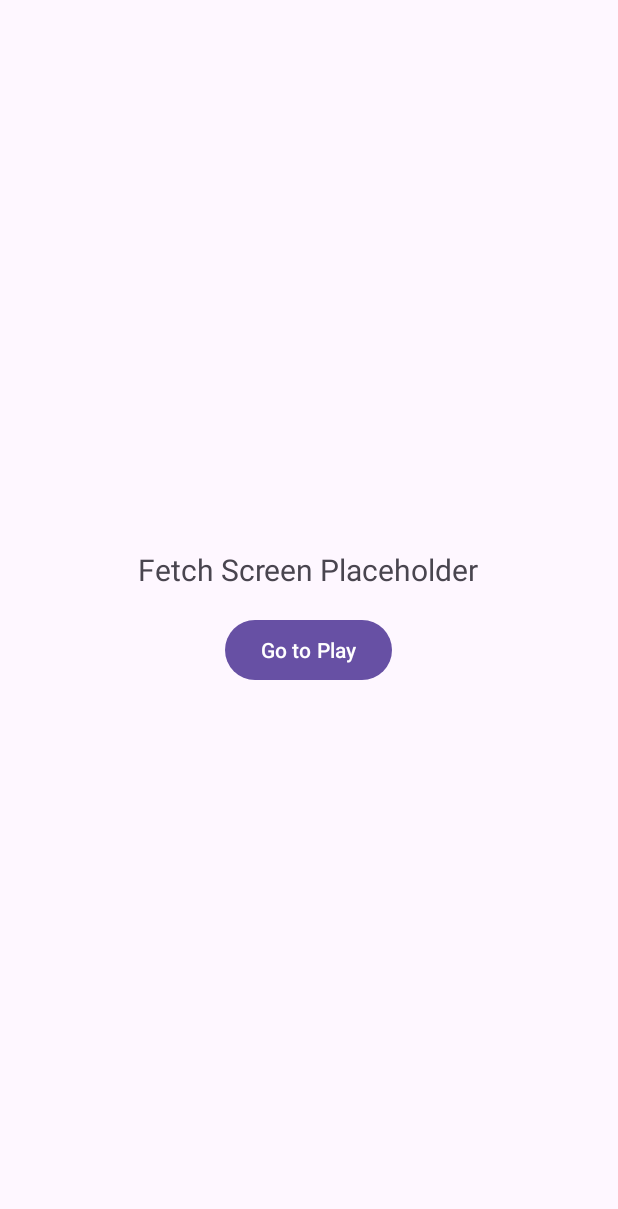
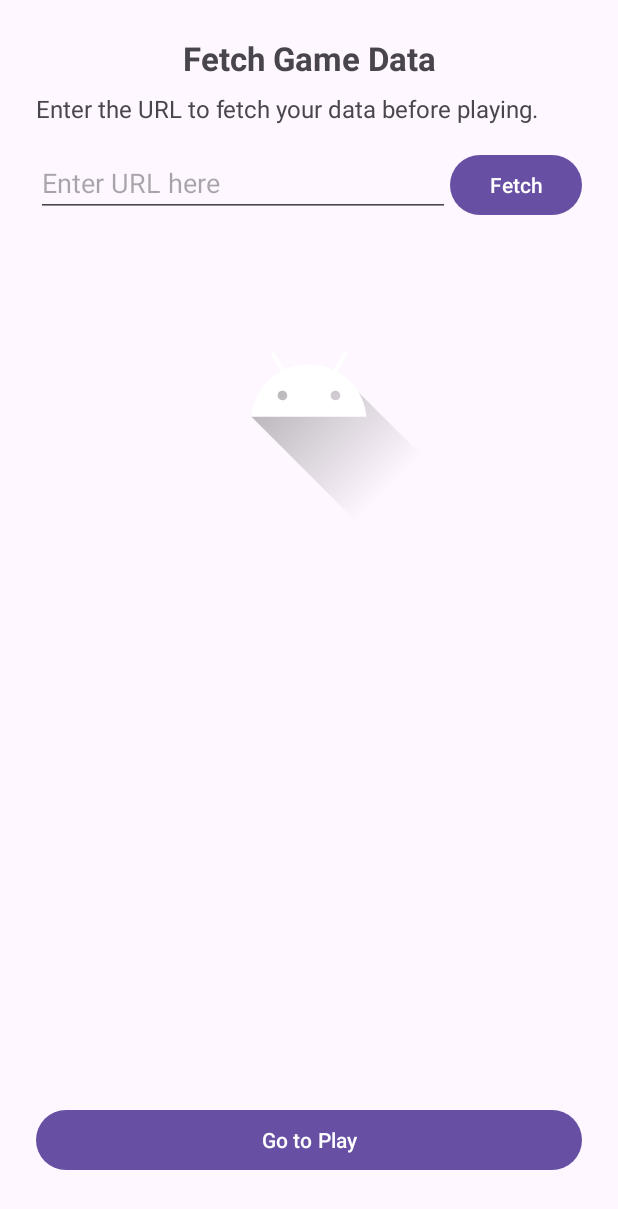
Before and after one commit to benyen-GA/android-memory-game, an Android app: the FetchFragment screen opened through its navigation route, on a phone screen of 412 x 824 dp. Shown: the top 1209 px of the screen. Run offline under Robolectric (Android 15) with nearby library versions, the phone set to English and light mode, and no system bars.

Commit message:
Layout for Fetch screen.
1) Description text
2) Textbox to input url
3) Button to click
4) Loading bar
5) In later versions once logic is up to fetch, will add the layout for the tiled images for user selection. Now is placeholder
6) Play button to move to the play fragment.

```diff
--- a/Android/app/src/main/res/layout/fragment_fetch.xml
+++ b/Android/app/src/main/res/layout/fragment_fetch.xml
@@ -1,20 +1,100 @@
-<LinearLayout xmlns:android="http://schemas.android.com/apk/res/android"
-    android:orientation="vertical"
-    android:gravity="center"
+<?xml version="1.0" encoding="utf-8"?>
+<androidx.constraintlayout.widget.ConstraintLayout xmlns:android="http://schemas.android.com/apk/res/android"
+    xmlns:app="http://schemas.android.com/apk/res-auto"
+    xmlns:tools="http://schemas.android.com/tools"
+    android:id="@+id/fetchLayout"
     android:layout_width="match_parent"
     android:layout_height="match_parent"
+    tools:context=".fragment.FetchFragment"
     android:padding="24dp">
 
+    <!-- Title -->
     <TextView
+        android:id="@+id/tvFetchTitle"
         android:layout_width="wrap_content"
         android:layout_height="wrap_content"
-        android:text="Fetch Screen Placeholder"
-        android:textSize="20sp" />
+        android:text="Fetch Game Data"
+        android:textSize="22sp"
+        android:textStyle="bold"
+        app:layout_constraintTop_toTopOf="parent"
+        app:layout_constraintStart_toStartOf="parent"
+        app:layout_constraintEnd_toEndOf="parent" />
 
+    <!-- Description -->
+    <TextView
+        android:id="@+id/tvFetchDesc"
+        android:layout_width="0dp"
+        android:layout_height="wrap_content"
+        android:text="Enter the URL to fetch your data before playing."
+        android:textSize="16sp"
+        android:layout_marginTop="8dp"
+        app:layout_constraintTop_toBottomOf="@id/tvFetchTitle"
+        app:layout_constraintStart_toStartOf="parent"
+        app:layout_constraintEnd_toEndOf="parent" />
+
+    <!-- URL input textbox -->
+    <EditText
+        android:id="@+id/etUrl"
+        android:layout_width="0dp"
+        android:layout_height="wrap_content"
+        android:hint="Enter URL here"
+        android:inputType="textUri"
+        android:layout_marginTop="16dp"
+        app:layout_constraintTop_toBottomOf="@id/tvFetchDesc"
+        app:layout_constraintStart_toStartOf="parent"
+        app:layout_constraintEnd_toStartOf="@id/btnFetch" />
+
+    <!-- Fetch Button -->
+    <Button
+        android:id="@+id/btnFetch"
+        android:layout_width="wrap_content"
+        android:layout_height="wrap_content"
+        android:text="Fetch"
+        android:layout_marginTop="16dp"
+        app:layout_constraintTop_toBottomOf="@id/tvFetchDesc"
+        app:layout_constraintEnd_toEndOf="parent" />
+
+    <!-- Loading bar -->
+    <ProgressBar
+        android:id="@+id/fetchProgressBar"
+        android:layout_width="wrap_content"
+        android:layout_height="wrap_content"
+        android:visibility="gone"
+        app:layout_constraintTop_toBottomOf="@id/btnFetch"
+        app:layout_constraintStart_toStartOf="parent"
+        app:layout_constraintEnd_toEndOf="parent"
+        android:layout_marginTop="32dp" />
+
+    <!-- Placeholder image -->
+    <ImageView
+        android:id="@+id/imgFetch"
+        android:layout_width="180dp"
+        android:layout_height="180dp"
+        android:layout_marginTop="24dp"
+        android:src="@drawable/ic_launcher_foreground"
+        app:layout_constraintTop_toBottomOf="@id/fetchProgressBar"
+        app:layout_constraintStart_toStartOf="parent"
+        app:layout_constraintEnd_toEndOf="parent" />
+
+    <!-- Spacer -->
+    <View
+        android:id="@+id/spacer"
+        android:layout_width="0dp"
+        android:layout_height="0dp"
+        app:layout_constraintTop_toBottomOf="@id/imgFetch"
+        app:layout_constraintBottom_toTopOf="@id/btnToPlay"
+        app:layout_constraintStart_toStartOf="parent"
+        app:layout_constraintEnd_toEndOf="parent" />
+
+    <!-- Go to play button -->
     <Button
         android:id="@+id/btnToPlay"
-        android:layout_width="wrap_content"
+        android:layout_width="0dp"
         android:layout_height="wrap_content"
         android:text="Go to Play"
-        android:layout_marginTop="16dp" />
-</LinearLayout>
+        android:layout_marginBottom="16dp"
+        app:layout_constraintBottom_toBottomOf="parent"
+        app:layout_constraintStart_toStartOf="parent"
+        app:layout_constraintEnd_toEndOf="parent" />
+
+</androidx.constraintlayout.widget.ConstraintLayout>
```
Also changed, not shown: 3 other files.
